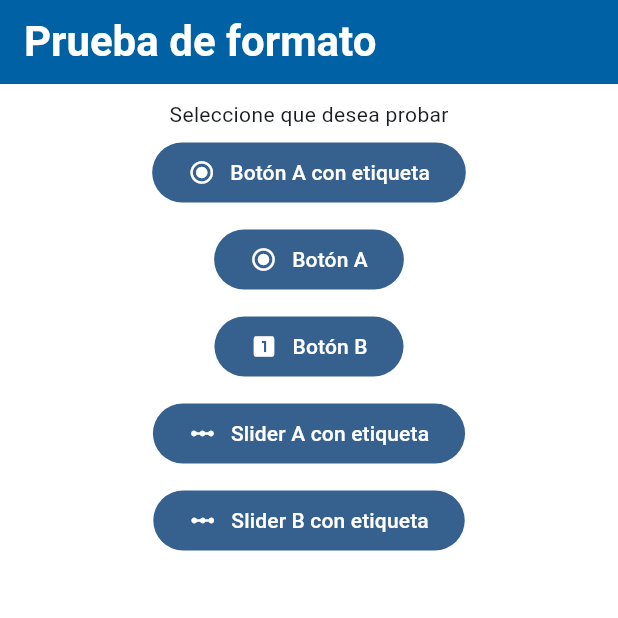
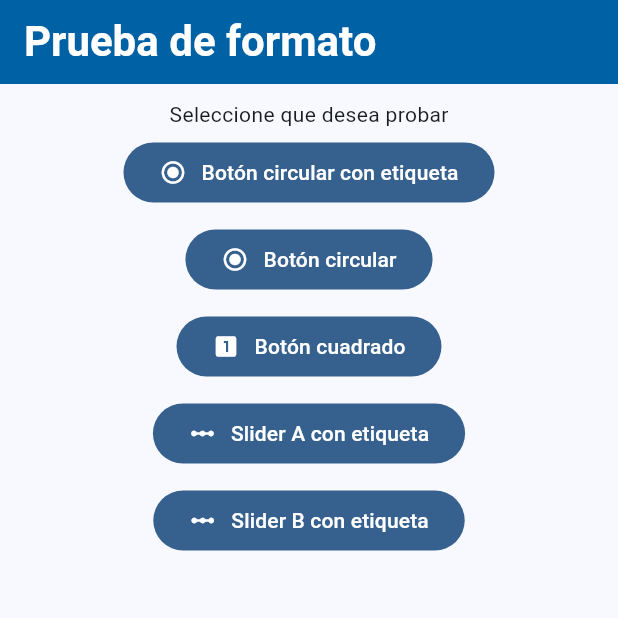
Before and after one commit to MariaGalGon/tfm_flutter_test, a Flutter app: the screen it shows after launch, on a phone screen of 412 x 824 dp, the top half of it. Run offline on Flutter 3.47's test engine with Material 3 defaults, Android fonts, the light colour scheme and no system bars.

Commit message:
Color de fondo arreglado

```diff
--- a/lib/main.dart
+++ b/lib/main.dart
@@ -19,7 +19,6 @@ class MyApp extends StatelessWidget {
       theme: ThemeData(
         colorScheme: ColorScheme.fromSeed(
             seedColor: Colors.blue),
-        scaffoldBackgroundColor: Colors.white,
         useMaterial3: true,
       ),
       navigatorKey: keyNavigator,
@@ -52,15 +51,15 @@ class MyHomePage extends StatelessWidget {
             CustomButton(
                 () => Navigator.pushNamed(context, "/form",
                     arguments: "radio-label"),
-                "Botón A con etiqueta",
+                "Botón circular con etiqueta",
                 Icons.radio_button_checked),
             CustomButton(
                 () => Navigator.pushNamed(context, "/form", arguments: "radio"),
-                "Botón A",
+                "Botón circular",
                 Icons.radio_button_checked),
             CustomButton(
                 () => Navigator.pushNamed(context, "/form", arguments: "box"),
-                "Botón B",
+                "Botón cuadrado",
                 Icons.looks_one),
             CustomButton(
                 () => Navigator.pushNamed(context, "/form",
```
